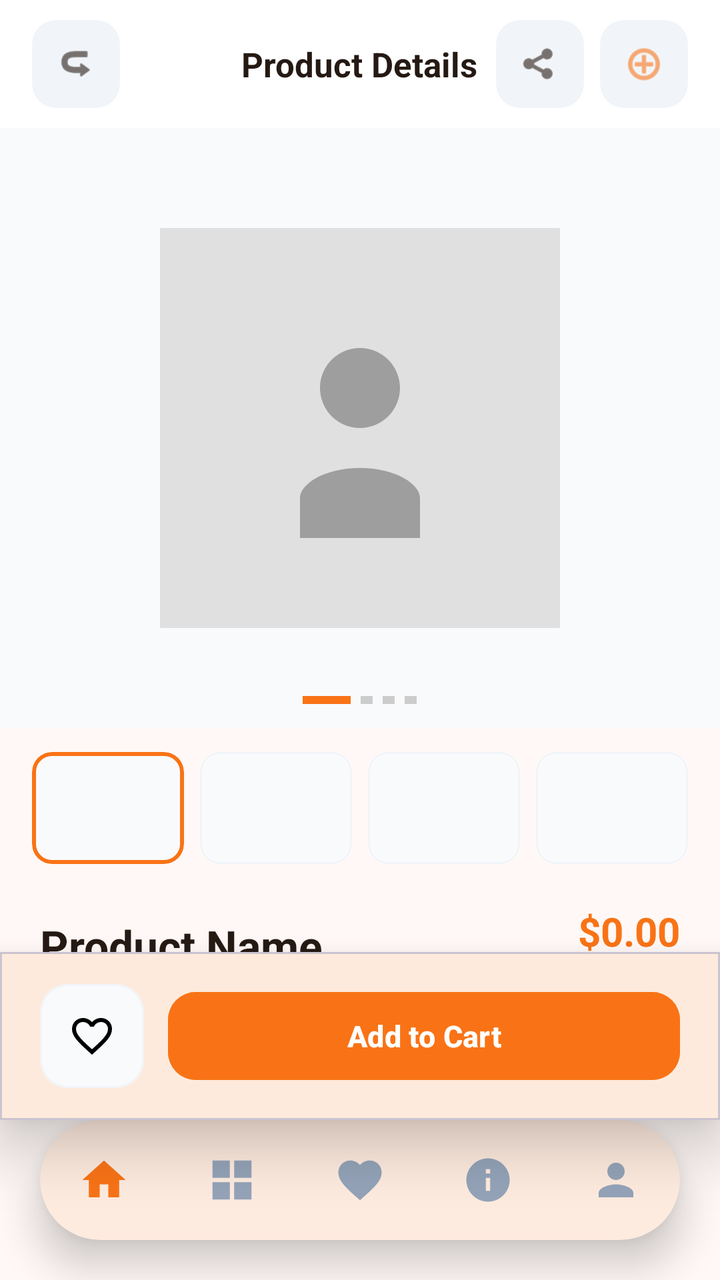
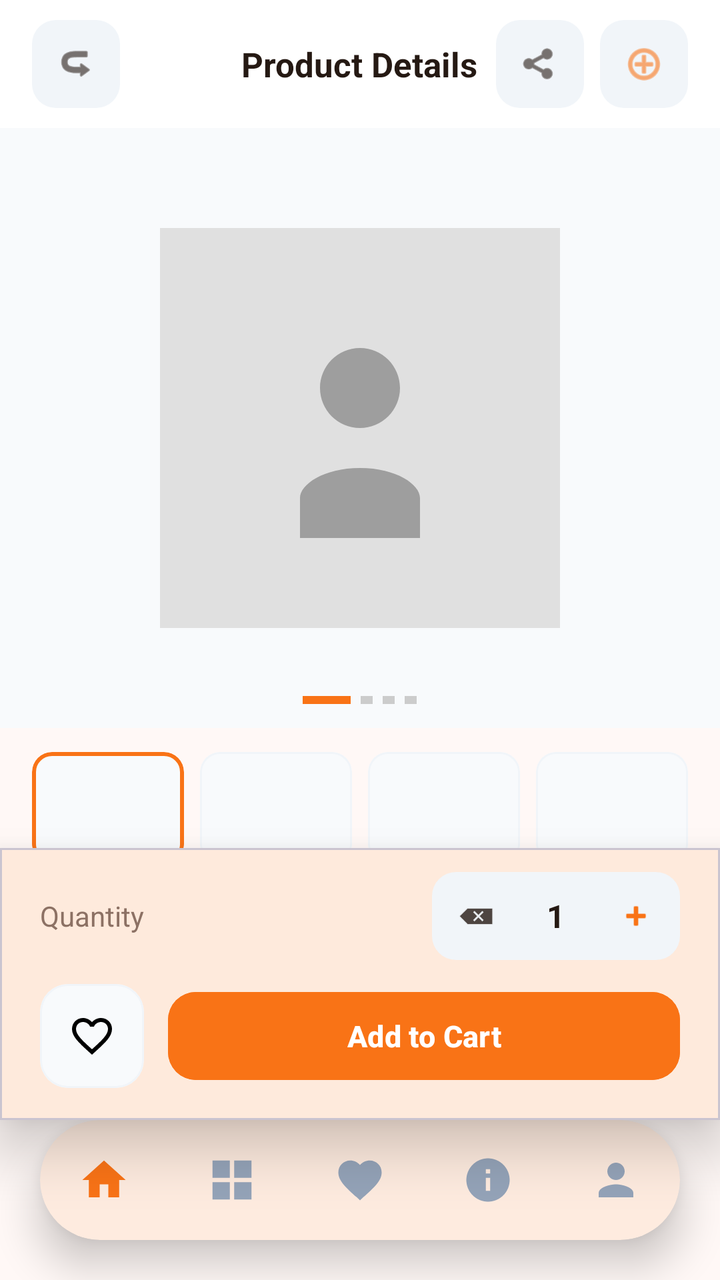

Screens rendered from an Android XML layout before and after an edit, with the pre-edit source and the edit as a unified diff.
<!-- AndroidManifest.xml: application theme Theme.BeckieDealApp -->
<!-- res/layout/activity_product_detail.xml -->
<?xml version="1.0" encoding="utf-8"?>
<androidx.constraintlayout.widget.ConstraintLayout xmlns:android="http://schemas.android.com/apk/res/android"
    xmlns:app="http://schemas.android.com/apk/res-auto"
    xmlns:tools="http://schemas.android.com/tools"
    android:layout_width="match_parent"
    android:layout_height="match_parent"
    android:background="@color/background"
    android:fitsSystemWindows="true"
    tools:context=".ProductDetailActivity">

    
    <com.google.android.material.appbar.MaterialToolbar
        android:id="@+id/topAppBar"
        android:layout_width="match_parent"
        android:layout_height="64dp"
        android:background="@color/surface"
        app:contentInsetStart="0dp"
        app:elevation="0dp"
        app:layout_constraintTop_toTopOf="parent">

        <RelativeLayout
            android:layout_width="match_parent"
            android:layout_height="match_parent"
            android:paddingHorizontal="16dp">

            <ImageView
                android:id="@+id/backButton"
                android:layout_width="44dp"
                android:layout_height="44dp"
                android:layout_alignParentStart="true"
                android:layout_centerVertical="true"
                android:background="@drawable/form_field_background"
                android:padding="12dp"
                android:src="@android:drawable/ic_menu_revert"
                android:rotation="180"
                app:tint="@color/text_primary" />

            <TextView
                android:layout_width="wrap_content"
                android:layout_height="wrap_content"
                android:layout_centerInParent="true"
                android:text="Product Details"
                android:textColor="@color/text_primary"
                android:textSize="17sp"
                android:textStyle="bold" />

            <LinearLayout
                android:layout_width="wrap_content"
                android:layout_height="wrap_content"
                android:layout_alignParentEnd="true"
                android:layout_centerVertical="true"
                android:gravity="center_vertical"
                android:orientation="horizontal">

                <ImageView
                    android:id="@+id/shareIcon"
                    android:layout_width="44dp"
                    android:layout_height="44dp"
                    android:layout_marginEnd="8dp"
                    android:background="@drawable/form_field_background"
                    android:padding="12dp"
                    android:src="@android:drawable/ic_menu_share"
                    app:tint="@color/text_primary" />

                <RelativeLayout
                    android:id="@+id/cartContainer"
                    android:layout_width="44dp"
                    android:layout_height="44dp"
                    android:background="@drawable/form_field_background">
                    <ImageView
                        android:id="@+id/cartIcon"
                        android:layout_width="22dp"
                        android:layout_height="22dp"
                        android:layout_centerInParent="true"
                        android:src="@android:drawable/ic_menu_add"
                        app:tint="@color/primary" />
                    <TextView
                        android:id="@+id/cartBadge"
                        android:layout_width="18dp"
                        android:layout_height="18dp"
                        android:layout_alignParentEnd="true"
                        android:layout_alignParentTop="true"
                        android:background="@drawable/badge_pill"
                        android:backgroundTint="@color/red_error"
                        android:gravity="center"
                        android:text="0"
                        android:textColor="@color/white_fixed"
                        android:textSize="9sp"
                        android:textStyle="bold"
                        android:visibility="gone" />
                </RelativeLayout>
            </LinearLayout>
        </RelativeLayout>
    </com.google.android.material.appbar.MaterialToolbar>

    
    <androidx.core.widget.NestedScrollView
        android:layout_width="match_parent"
        android:layout_height="0dp"
        android:fillViewport="true"
        app:layout_constraintTop_toBottomOf="@id/topAppBar"
        app:layout_constraintBottom_toTopOf="@id/bottomActionLayout">

        <LinearLayout
            android:layout_width="match_parent"
            android:layout_height="wrap_content"
            android:orientation="vertical"
            android:paddingBottom="24dp">

            
            <FrameLayout
                android:layout_width="match_parent"
                android:layout_height="300dp"
                android:background="@color/card_bg_secondary">

                
                <ImageView
                    android:id="@+id/detailProductImage"
                    android:layout_width="match_parent"
                    android:layout_height="match_parent"
                    android:padding="32dp"
                    android:scaleType="centerInside"
                    android:src="@drawable/placeholder_image" />

                
                <LinearLayout
                    android:id="@+id/dotIndicator"
                    android:layout_width="wrap_content"
                    android:layout_height="wrap_content"
                    android:layout_gravity="bottom|center_horizontal"
                    android:layout_marginBottom="12dp"
                    android:gravity="center_vertical"
                    android:orientation="horizontal">

                    <View android:id="@+id/dot1"
                        android:layout_width="24dp" android:layout_height="4dp"
                        android:layout_marginEnd="5dp"
                        android:background="#F97316" />
                    <View android:id="@+id/dot2"
                        android:layout_width="6dp" android:layout_height="4dp"
                        android:layout_marginEnd="5dp"
                        android:background="#CCCCCC" android:backgroundTint="@null" />
                    <View android:id="@+id/dot3"
                        android:layout_width="6dp" android:layout_height="4dp"
                        android:layout_marginEnd="5dp"
                        android:background="#CCCCCC" android:backgroundTint="@null" />
                    <View android:id="@+id/dot4"
                        android:layout_width="6dp" android:layout_height="4dp"
                        android:background="#CCCCCC" android:backgroundTint="@null" />
                </LinearLayout>
            </FrameLayout>

            
            <LinearLayout
                android:id="@+id/thumbnailRow"
                android:layout_width="match_parent"
                android:layout_height="72dp"
                android:orientation="horizontal"
                android:paddingHorizontal="16dp"
                android:paddingTop="12dp"
                android:paddingBottom="4dp">

                <com.google.android.material.card.MaterialCardView
                    android:id="@+id/thumb1"
                    android:layout_width="0dp"
                    android:layout_height="match_parent"
                    android:layout_weight="1"
                    android:layout_marginEnd="8dp"
                    app:cardCornerRadius="10dp"
                    app:cardElevation="0dp"
                    app:strokeWidth="2dp"
                    app:strokeColor="@color/primary"
                    app:cardBackgroundColor="@color/card_bg_secondary">
                    <ImageView android:id="@+id/thumbImg1"
                        android:layout_width="match_parent" android:layout_height="match_parent"
                        android:scaleType="centerCrop" android:padding="6dp" />
                </com.google.android.material.card.MaterialCardView>

                <com.google.android.material.card.MaterialCardView
                    android:id="@+id/thumb2"
                    android:layout_width="0dp"
                    android:layout_height="match_parent"
                    android:layout_weight="1"
                    android:layout_marginEnd="8dp"
                    app:cardCornerRadius="10dp"
                    app:cardElevation="0dp"
                    app:strokeWidth="1dp"
                    app:strokeColor="@color/border_color"
                    app:cardBackgroundColor="@color/card_bg_secondary">
                    <ImageView android:id="@+id/thumbImg2"
                        android:layout_width="match_parent" android:layout_height="match_parent"
                        android:scaleType="centerCrop" android:padding="6dp" />
                </com.google.android.material.card.MaterialCardView>

                <com.google.android.material.card.MaterialCardView
                    android:id="@+id/thumb3"
                    android:layout_width="0dp"
                    android:layout_height="match_parent"
                    android:layout_weight="1"
                    android:layout_marginEnd="8dp"
                    app:cardCornerRadius="10dp"
                    app:cardElevation="0dp"
                    app:strokeWidth="1dp"
                    app:strokeColor="@color/border_color"
                    app:cardBackgroundColor="@color/card_bg_secondary">
                    <ImageView android:id="@+id/thumbImg3"
                        android:layout_width="match_parent" android:layout_height="match_parent"
                        android:scaleType="centerCrop" android:padding="6dp" />
                </com.google.android.material.card.MaterialCardView>

                <com.google.android.material.card.MaterialCardView
                    android:id="@+id/thumb4"
                    android:layout_width="0dp"
                    android:layout_height="match_parent"
                    android:layout_weight="1"
                    app:cardCornerRadius="10dp"
                    app:cardElevation="0dp"
                    app:strokeWidth="1dp"
                    app:strokeColor="@color/border_color"
                    app:cardBackgroundColor="@color/card_bg_secondary">
                    <ImageView android:id="@+id/thumbImg4"
                        android:layout_width="match_parent" android:layout_height="match_parent"
                        android:scaleType="centerCrop" android:padding="6dp" />
                </com.google.android.material.card.MaterialCardView>

            </LinearLayout>

            
            <LinearLayout
                android:layout_width="match_parent"
                android:layout_height="wrap_content"
                android:orientation="vertical"
                android:paddingHorizontal="20dp"
                android:paddingTop="16dp">

                
                <LinearLayout
                    android:layout_width="match_parent"
                    android:layout_height="wrap_content"
                    android:orientation="horizontal"
                    android:gravity="center_vertical">

                    <TextView
                        android:id="@+id/detailProductName"
                        android:layout_width="0dp"
                        android:layout_height="wrap_content"
                        android:layout_weight="1"
                        android:text="Product Name"
                        android:textColor="@color/text_primary"
                        android:textSize="22sp"
                        android:textStyle="bold" />

                    <LinearLayout
                        android:layout_width="wrap_content"
                        android:layout_height="wrap_content"
                        android:orientation="vertical"
                        android:gravity="end">

                        <TextView
                            android:id="@+id/detailProductPrice"
                            android:layout_width="wrap_content"
                            android:layout_height="wrap_content"
                            android:text="$0.00"
                            android:textColor="@color/primary"
                            android:textSize="20sp"
                            android:textStyle="bold" />

                        <TextView
                            android:id="@+id/stockLabel"
                            android:layout_width="wrap_content"
                            android:layout_height="wrap_content"
                            android:text="In Stock"
                            android:textColor="#22C55E"
                            android:textSize="11sp" />
                    </LinearLayout>
                </LinearLayout>

                
                <LinearLayout
                    android:layout_width="wrap_content"
                    android:layout_height="wrap_content"
                    android:orientation="horizontal"
                    android:gravity="center_vertical"
                    android:layout_marginTop="6dp">

                    <ImageView
                        android:layout_width="14dp"
                        android:layout_height="14dp"
                        android:src="@android:drawable/btn_star_big_on"
                        app:tint="@color/yellow_star" />

                    <TextView
                        android:id="@+id/detailProductRating"
                        android:layout_width="wrap_content"
                        android:layout_height="wrap_content"
                        android:layout_marginStart="4dp"
                        android:text="4.9"
                        android:textColor="@color/text_primary"
                        android:textSize="13sp"
                        android:textStyle="bold" />

                    <TextView
                        android:id="@+id/reviewCount"
                        android:layout_width="wrap_content"
                        android:layout_height="wrap_content"
                        android:layout_marginStart="4dp"
                        android:text="(120 reviews)"
                        android:textColor="@color/text_secondary"
                        android:textSize="12sp" />
                </LinearLayout>

                
                <TextView
                    android:id="@+id/detailProductDescription"
                    android:layout_width="match_parent"
                    android:layout_height="wrap_content"
                    android:layout_marginTop="14dp"
                    android:text=""
                    android:textColor="@color/text_secondary"
                    android:textSize="14sp"
                    android:lineSpacingExtra="4dp" />

                
                <LinearLayout
                    android:id="@+id/specTagsRow"
                    android:layout_width="match_parent"
                    android:layout_height="wrap_content"
                    android:layout_marginTop="12dp"
                    android:orientation="vertical">
                    
                </LinearLayout>

                
                <TextView
                    android:layout_width="wrap_content"
                    android:layout_height="wrap_content"
                    android:layout_marginTop="24dp"
                    android:text="Technical Specifications"
                    android:textColor="@color/text_primary"
                    android:textSize="17sp"
                    android:textStyle="bold" />

                
                <GridLayout
                    android:id="@+id/specCardsGrid"
                    android:layout_width="match_parent"
                    android:layout_height="wrap_content"
                    android:layout_marginTop="12dp"
                    android:columnCount="2"
                    android:useDefaultMargins="false" />

                
                <com.google.android.material.card.MaterialCardView
                    android:layout_width="match_parent"
                    android:layout_height="wrap_content"
                    android:layout_marginTop="16dp"
                    app:cardCornerRadius="16dp"
                    app:cardElevation="0dp"
                    app:strokeWidth="1dp"
                    app:strokeColor="@color/border_color"
                    app:cardBackgroundColor="@color/surface">

                    <LinearLayout
                        android:id="@+id/specRowsContainer"
                        android:layout_width="match_parent"
                        android:layout_height="wrap_content"
                        android:orientation="vertical"
                        android:paddingVertical="4dp" />

                </com.google.android.material.card.MaterialCardView>

            </LinearLayout>
        </LinearLayout>
    </androidx.core.widget.NestedScrollView>

    
    <com.google.android.material.card.MaterialCardView
        android:id="@+id/bottomActionLayout"
        android:layout_width="match_parent"
        android:layout_height="wrap_content"
        app:cardElevation="16dp"
        app:cardCornerRadius="0dp"
        app:cardBackgroundColor="@color/surface"
        app:layout_constraintBottom_toTopOf="@id/bottomNavigationContainer">

        <LinearLayout
            android:layout_width="match_parent"
            android:layout_height="wrap_content"
            android:orientation="horizontal"
            android:paddingHorizontal="20dp"
            android:paddingVertical="16dp"
            android:gravity="center_vertical">

            <com.google.android.material.card.MaterialCardView
                android:id="@+id/favoriteButton"
                android:layout_width="52dp"
                android:layout_height="52dp"
                app:cardCornerRadius="14dp"
                app:cardElevation="0dp"
                app:cardBackgroundColor="@color/card_bg_secondary"
                app:strokeWidth="1dp"
                app:strokeColor="@color/border_color">
                <ImageView
                    android:id="@+id/detailFavoriteIcon"
                    android:layout_width="24dp"
                    android:layout_height="24dp"
                    android:layout_gravity="center"
                    android:src="@drawable/ic_favorite_border" />
            </com.google.android.material.card.MaterialCardView>

            <Button
                android:id="@+id/addToCartButton"
                android:layout_width="0dp"
                android:layout_height="52dp"
                android:layout_marginStart="12dp"
                android:layout_weight="1"
                android:backgroundTint="@color/primary"
                android:text="Add to Cart"
                android:textAllCaps="false"
                android:textColor="@color/white_fixed"
                android:textSize="15sp"
                android:textStyle="bold"
                app:cornerRadius="14dp" />

        </LinearLayout>
    </com.google.android.material.card.MaterialCardView>

    
    <com.google.android.material.card.MaterialCardView
        android:id="@+id/bottomNavigationContainer"
        android:layout_width="0dp"
        android:layout_height="wrap_content"
        android:layout_marginStart="20dp"
        android:layout_marginEnd="20dp"
        android:layout_marginBottom="20dp"
        app:cardCornerRadius="36dp"
        app:cardElevation="12dp"
        app:cardBackgroundColor="@color/surface"
        app:strokeWidth="0dp"
        app:layout_constraintBottom_toBottomOf="parent"
        app:layout_constraintStart_toStartOf="parent"
        app:layout_constraintEnd_toEndOf="parent">

        <com.google.android.material.bottomnavigation.BottomNavigationView
            android:id="@+id/bottomNavigation"
            android:layout_width="match_parent"
            android:layout_height="60dp"
            android:background="@android:color/transparent"
            app:backgroundTint="@android:color/transparent"
            app:elevation="0dp"
            app:labelVisibilityMode="unlabeled"
            app:itemIconSize="26dp"
            app:menu="@menu/bottom_nav_menu" />

    </com.google.android.material.card.MaterialCardView>

</androidx.constraintlayout.widget.ConstraintLayout>
<!-- resources referenced by this layout -->
<resources>
  <color name="background">#FFF8F6</color>
  <color name="border_color">#F1F5F9</color>
  <color name="card_bg_secondary">#F8FAFC</color>
  <color name="primary">#F97316</color>
  <color name="red_error">#EF4444</color>
  <color name="surface">#FFFFFF</color>
  <color name="text_primary">#251913</color>
  <color name="text_secondary">#8C7164</color>
  <color name="white_fixed">#FFFFFF</color>
  <color name="yellow_star">#FFC107</color>
  <!-- drawable badge_pill (drawable) -->
  <?xml version="1.0" encoding="utf-8"?>
  <shape xmlns:android="http://schemas.android.com/apk/res/android">
      <solid android:color="#33FFFFFF" />
      <corners android:radius="4dp" />
  </shape>
  <!-- drawable form_field_background (drawable) -->
  <?xml version="1.0" encoding="utf-8"?>
  <shape xmlns:android="http://schemas.android.com/apk/res/android">
      <solid android:color="@color/input_background" />
      <corners android:radius="12dp" />
  </shape>
  <!-- drawable placeholder_image (drawable) -->
  <?xml version="1.0" encoding="utf-8"?>
  <vector xmlns:android="http://schemas.android.com/apk/res/android"
      android:width="200dp"
      android:height="200dp"
      android:viewportWidth="200"
      android:viewportHeight="200">
  
      
      <path
          android:fillColor="#E0E0E0"
          android:pathData="M0,0h200v200h-200z" />
  
      
      <path
          android:fillColor="#9E9E9E"
          android:pathData="M100,60c11.05,0 20,8.95 20,20s-8.95,20 -20,20 -20,-8.95 -20,-20 8.95,-20 20,-20zM100,120c18.28,0 30,8.28 30,15v20H70v-20c0,-6.72 11.72,-15 30,-15z" />
  </vector>
  <style name="Theme.BeckieDealApp" parent="Base.Theme.BeckieDealApp" />
  <color name="input_background">#F1F5F9</color>
  <style name="Base.Theme.BeckieDealApp" parent="Theme.Material3.DayNight.NoActionBar">
          <item name="colorPrimary">@color/primary</item>
          <item name="colorOnPrimary">@color/on_primary</item>
          <item name="colorPrimaryContainer">@color/primary_container</item>
          <item name="colorOnPrimaryContainer">@color/on_primary_container</item>
          <item name="android:windowBackground">@color/background</item>
          <item name="colorSurface">@color/surface</item>
          <item name="colorOnSurface">@color/on_surface</item>
          
          <item name="bottomNavigationStyle">@style/Widget.App.BottomNavigationView</item>
      </style>
  <color name="on_primary">#FFFFFF</color>
  <color name="primary_container">#F97316</color>
  <color name="on_primary_container">#582200</color>
  <color name="on_surface">#251913</color>
  <style name="Widget.App.BottomNavigationView" parent="Widget.Material3.BottomNavigationView">
          <item name="itemIconSize">26dp</item>
          <item name="itemIconTint">@color/bottom_nav_color</item>
          <item name="itemTextColor">@color/bottom_nav_color</item>
          <item name="android:background">@android:color/transparent</item>
          <item name="backgroundTint">@android:color/transparent</item>
          <item name="labelVisibilityMode">unlabeled</item>
          <item name="itemActiveIndicatorStyle">@style/Widget.App.BottomNavigationView.ActiveIndicator</item>
      </style>
  <style name="Widget.App.BottomNavigationView.ActiveIndicator" parent="Widget.Material3.BottomNavigationView.ActiveIndicator">
          <item name="android:color">@color/badge_bg</item>
          <item name="android:width">48dp</item>
          <item name="android:height">36dp</item>
          <item name="shapeAppearance">@style/ShapeAppearance.App.BottomNavigationView.ActiveIndicator</item>
      </style>
  <color name="badge_bg">#FFF1EB</color>
  <style name="ShapeAppearance.App.BottomNavigationView.ActiveIndicator" parent="">
          <item name="cornerFamily">rounded</item>
          <item name="cornerSize">50%</item>
      </style>
  <!-- unchanged entries left out for length: 1 -->
</resources>

<!-- the commit's change to res/layout/activity_product_detail.xml (unified diff, before → after) -->
@@ -386,41 +386,109 @@
         <LinearLayout
             android:layout_width="match_parent"
             android:layout_height="wrap_content"
-            android:orientation="horizontal"
+            android:orientation="vertical"
             android:paddingHorizontal="20dp"
-            android:paddingVertical="16dp"
-            android:gravity="center_vertical">
-
-            <com.google.android.material.card.MaterialCardView
-                android:id="@+id/favoriteButton"
-                android:layout_width="52dp"
-                android:layout_height="52dp"
-                app:cardCornerRadius="14dp"
-                app:cardElevation="0dp"
-                app:cardBackgroundColor="@color/card_bg_secondary"
-                app:strokeWidth="1dp"
-                app:strokeColor="@color/border_color">
-                <ImageView
-                    android:id="@+id/detailFavoriteIcon"
-                    android:layout_width="24dp"
-                    android:layout_height="24dp"
-                    android:layout_gravity="center"
-                    android:src="@drawable/ic_favorite_border" />
-            </com.google.android.material.card.MaterialCardView>
-
-            <Button
-                android:id="@+id/addToCartButton"
-                android:layout_width="0dp"
-                android:layout_height="52dp"
-                android:layout_marginStart="12dp"
-                android:layout_weight="1"
-                android:backgroundTint="@color/primary"
-                android:text="Add to Cart"
-                android:textAllCaps="false"
-                android:textColor="@color/white_fixed"
-                android:textSize="15sp"
-                android:textStyle="bold"
-                app:cornerRadius="14dp" />
+            android:paddingTop="12dp"
+            android:paddingBottom="16dp">
+
+            
+            <LinearLayout
+                android:layout_width="match_parent"
+                android:layout_height="wrap_content"
+                android:orientation="horizontal"
+                android:gravity="center_vertical"
+                android:layout_marginBottom="12dp">
+
+                <TextView
+                    android:layout_width="0dp"
+                    android:layout_height="wrap_content"
+                    android:layout_weight="1"
+                    android:text="Quantity"
+                    android:textColor="@color/text_secondary"
+                    android:textSize="14sp" />
+
+                
+                <LinearLayout
+                    android:layout_width="wrap_content"
+                    android:layout_height="44dp"
+                    android:orientation="horizontal"
+                    android:gravity="center_vertical"
+                    android:background="@drawable/form_field_background"
+                    android:paddingHorizontal="4dp">
+
+                    <ImageView
+                        android:id="@+id/quantityDecrement"
+                        android:layout_width="36dp"
+                        android:layout_height="36dp"
+                        android:padding="9dp"
+                        android:src="@android:drawable/ic_input_delete"
+                        app:tint="@color/text_primary"
+                        android:background="?attr/selectableItemBackgroundBorderless"
+                        android:contentDescription="Decrease quantity" />
+
+                    <TextView
+                        android:id="@+id/quantityValue"
+                        android:layout_width="44dp"
+                        android:layout_height="wrap_content"
+                        android:gravity="center"
+                        android:text="1"
+                        android:textColor="@color/text_primary"
+                        android:textSize="16sp"
+                        android:textStyle="bold" />
+
+                    <ImageView
+                        android:id="@+id/quantityIncrement"
+                        android:layout_width="36dp"
+                        android:layout_height="36dp"
+                        android:padding="9dp"
+                        android:src="@android:drawable/ic_input_add"
+                        app:tint="@color/primary"
+                        android:background="?attr/selectableItemBackgroundBorderless"
+                        android:contentDescription="Increase quantity" />
+
+                </LinearLayout>
+
+            </LinearLayout>
+
+            
+            <LinearLayout
+                android:layout_width="match_parent"
+                android:layout_height="wrap_content"
+                android:orientation="horizontal"
+                android:gravity="center_vertical">
+
+                <com.google.android.material.card.MaterialCardView
+                    android:id="@+id/favoriteButton"
+                    android:layout_width="52dp"
+                    android:layout_height="52dp"
+                    app:cardCornerRadius="14dp"
+                    app:cardElevation="0dp"
+                    app:cardBackgroundColor="@color/card_bg_secondary"
+                    app:strokeWidth="1dp"
+                    app:strokeColor="@color/border_color">
+                    <ImageView
+                        android:id="@+id/detailFavoriteIcon"
+                        android:layout_width="24dp"
+                        android:layout_height="24dp"
+                        android:layout_gravity="center"
+                        android:src="@drawable/ic_favorite_border" />
+                </com.google.android.material.card.MaterialCardView>
+
+                <Button
+                    android:id="@+id/addToCartButton"
+                    android:layout_width="0dp"
+                    android:layout_height="52dp"
+                    android:layout_marginStart="12dp"
+                    android:layout_weight="1"
+                    android:backgroundTint="@color/primary"
+                    android:text="Add to Cart"
+                    android:textAllCaps="false"
+                    android:textColor="@color/white_fixed"
+                    android:textSize="15sp"
+                    android:textStyle="bold"
+                    app:cornerRadius="14dp" />
+
+            </LinearLayout>
 
         </LinearLayout>
     </com.google.android.material.card.MaterialCardView>
